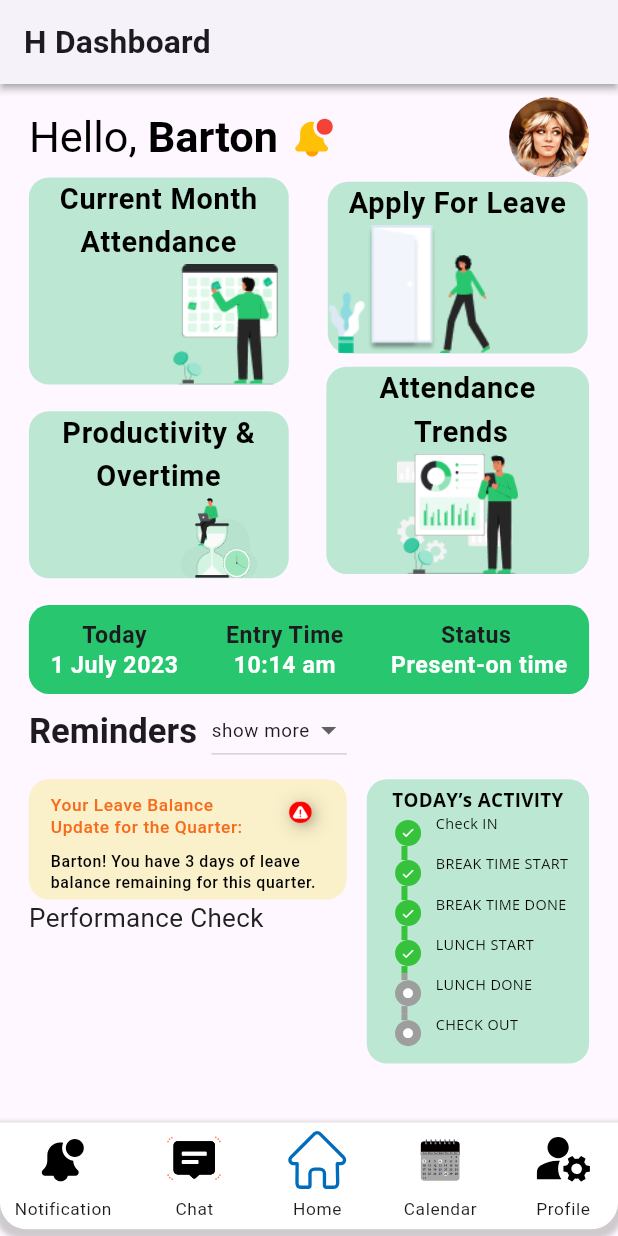
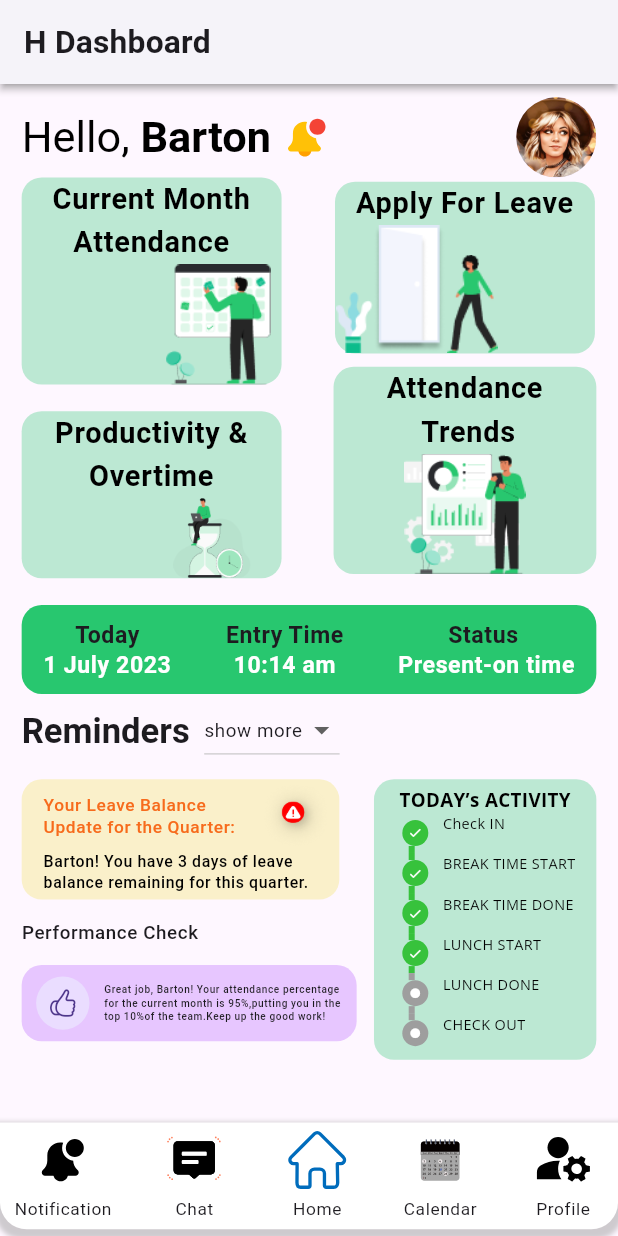
Before and after one commit to NasShihab/attendance, a Flutter app: the screen it shows after launch, on a phone screen of 412 x 824 dp. Run offline on Flutter 3.47's test engine with Material 2 defaults, Android fonts, the phone set to English and light mode, and no system bars; drawn by our look-alikes of timeline_tile; our stand-ins replace flutter_screenutil, go_router, google_fonts, lottie; project files that could hold a hidden picture were left out.

```diff
--- a/lib/core/go_router/go_rout_singleton.dart
+++ b/lib/core/go_router/go_rout_singleton.dart
@@ -1,7 +1,7 @@
 import 'package:attendance/screen/auth/login/login_waiting_page.dart';
 import 'package:attendance/screen/auth/sign_up/sign_up_confirmation.dart';
 import 'package:attendance/screen/auth/sign_up/sign_up_page.dart';
-import 'package:attendance/screen/dashboard/home/home_page.dart';
+import 'package:attendance/screen/dashboard/home/home_page/home_page.dart';
 import 'package:attendance/screen/on_boarding/splash_screen/welcome_page.dart';
 import 'package:attendance/screen/auth/login/login_page.dart';
 import 'package:attendance/screen/on_boarding/splash_screen/splash_screen.dart';
--- a/lib/core/go_router/routers.dart
+++ b/lib/core/go_router/routers.dart
@@ -1,7 +1,7 @@
 import 'package:attendance/core/go_router/go_rout_singleton.dart';
 import 'package:attendance/screen/auth/login/login_waiting_page.dart';
 import 'package:attendance/screen/auth/sign_up/sign_up_page.dart';
-import 'package:attendance/screen/dashboard/home/home_page.dart';
+import 'package:attendance/screen/dashboard/home/home_page/home_page.dart';
 import 'package:attendance/screen/on_boarding/splash_screen/welcome_page.dart';
 import 'package:attendance/screen/auth/login/login_page.dart';
 import 'package:flutter/material.dart';
--- a/lib/core/my_routes/my_routes.dart
+++ b/lib/core/my_routes/my_routes.dart
@@ -4,7 +4,7 @@ import 'package:attendance/screen/auth/login/login_waiting_page.dart';
 import 'package:attendance/screen/auth/sign_up/sign_up_confirmation.dart';
 import 'package:attendance/screen/auth/sign_up/sign_up_page.dart';
 import 'package:attendance/screen/dashboard/dashboard_page/dashboard.dart';
-import 'package:attendance/screen/dashboard/home/home_page.dart';
+import 'package:attendance/screen/dashboard/home/home_page/home_page.dart';
 import 'package:attendance/screen/on_boarding/splash_screen/welcome_page.dart';
 import 'package:flutter/material.dart';
 
--- a/lib/core/theme_data/theme_data.dart
+++ b/lib/core/theme_data/theme_data.dart
@@ -15,13 +15,6 @@ ThemeData lightThemeData() {
     focusColor: Colors.white,
 
     textTheme: TextTheme(
-      //display
-      displayLarge: TextStyle(
-          fontSize: 50.sp, fontWeight: FontWeight.bold, color: Colors.black),
-      displayMedium: TextStyle(
-          fontSize: 40.sp, fontWeight: FontWeight.bold, color: Colors.black),
-      displaySmall: TextStyle(
-          fontSize: 30.sp, fontWeight: FontWeight.bold, color: Colors.black),
       //body
       bodyLarge: TextStyle(fontSize: 20.sp),
       bodyMedium: TextStyle(fontSize: 18.sp, color: Colors.grey[900]),
@@ -30,6 +23,13 @@ ThemeData lightThemeData() {
       titleLarge: TextStyle(fontSize: 24.sp, fontWeight: FontWeight.bold),
       titleMedium: TextStyle(fontSize: 22.sp, fontWeight: FontWeight.bold),
       titleSmall: TextStyle(fontSize: 20.sp),
+      //display
+      displayLarge: TextStyle(
+          fontSize: 50.sp, fontWeight: FontWeight.bold, color: Colors.black),
+      displayMedium: TextStyle(
+          fontSize: 40.sp, fontWeight: FontWeight.bold, color: Colors.black),
+      displaySmall: TextStyle(
+          fontSize: 30.sp, fontWeight: FontWeight.bold, color: Colors.black),
     ),
     //
     iconTheme: IconThemeData(color: Colors.red, size: 24.sp),
@@ -78,12 +78,7 @@ ThemeData darkThemeData() => ThemeData(
       focusColor: Colors.black,
 
       textTheme: TextTheme(
-        displayLarge: TextStyle(
-            fontSize: 50.sp, fontWeight: FontWeight.bold, color: Colors.white),
-        displayMedium: TextStyle(
-            fontSize: 40.sp, fontWeight: FontWeight.bold, color: Colors.white),
-        displaySmall: TextStyle(
-            fontSize: 30.sp, fontWeight: FontWeight.bold, color: Colors.white),
+        //body
         bodyLarge: TextStyle(fontSize: 20.sp),
         bodyMedium: TextStyle(fontSize: 18.sp),
         bodySmall: TextStyle(fontSize: 16.sp),
@@ -91,6 +86,13 @@ ThemeData darkThemeData() => ThemeData(
         titleLarge: TextStyle(fontSize: 24.sp, fontWeight: FontWeight.bold),
         titleMedium: TextStyle(fontSize: 22.sp, fontWeight: FontWeight.bold),
         titleSmall: GoogleFonts.roboto(fontSize: 20.sp),
+        // display
+        displayLarge: TextStyle(
+            fontSize: 50.sp, fontWeight: FontWeight.bold, color: Colors.white),
+        displayMedium: TextStyle(
+            fontSize: 40.sp, fontWeight: FontWeight.bold, color: Colors.white),
+        displaySmall: TextStyle(
+            fontSize: 30.sp, fontWeight: FontWeight.bold, color: Colors.white),
       ),
       //
       iconTheme: IconThemeData(color: Colors.red, size: 24.sp),
--- a/lib/screen/dashboard/dashboard_page/dashboard.dart
+++ b/lib/screen/dashboard/dashboard_page/dashboard.dart
@@ -1,4 +1,4 @@
-import 'package:attendance/screen/dashboard/home/home_page.dart';
+import 'package:attendance/screen/dashboard/home/home_page/home_page.dart';
 import 'package:flutter/material.dart';
 import 'package:flutter_screenutil/flutter_screenutil.dart';
 import 'package:lottie/lottie.dart';
--- a/lib/screen/dashboard/home/card_widget/apply_for_leave.dart
+++ b/lib/screen/dashboard/home/home_page/card_widget/apply_for_leave.dart
@@ -1,8 +1,8 @@
 import 'package:flutter/material.dart';
 import 'package:flutter_screenutil/flutter_screenutil.dart';
-import '../../../../core/color/custom_colors.dart';
-import '../../../../core/image_asset/image_files.dart';
-import '../../../../core/theme_data/text_theme.dart';
+import '../../../../../core/color/custom_colors.dart';
+import '../../../../../core/image_asset/image_files.dart';
+import '../../../../../core/theme_data/text_theme.dart';
 
 class ApplyFoLeave extends StatelessWidget {
   const ApplyFoLeave({super.key});
--- a/lib/screen/dashboard/home/card_widget/attendance_trends.dart
+++ b/lib/screen/dashboard/home/home_page/card_widget/attendance_trends.dart
@@ -1,8 +1,8 @@
 import 'package:flutter/material.dart';
 import 'package:flutter_screenutil/flutter_screenutil.dart';
-import '../../../../core/color/custom_colors.dart';
-import '../../../../core/image_asset/image_files.dart';
-import '../../../../core/theme_data/text_theme.dart';
+import '../../../../../core/color/custom_colors.dart';
+import '../../../../../core/image_asset/image_files.dart';
+import '../../../../../core/theme_data/text_theme.dart';
 
 class AttendanceTrends extends StatelessWidget {
   const AttendanceTrends({super.key});
--- a/lib/screen/dashboard/home/card_widget/productivity_and_overtime.dart
+++ b/lib/screen/dashboard/home/home_page/card_widget/current_month_attendance.dart
@@ -1,24 +1,26 @@
 import 'package:flutter/material.dart';
 import 'package:flutter_screenutil/flutter_screenutil.dart';
-import '../../../../core/color/custom_colors.dart';
-import '../../../../core/image_asset/image_files.dart';
-import '../../../../core/theme_data/text_theme.dart';
+import '../../../../../core/color/custom_colors.dart';
+import '../../../../../core/image_asset/image_files.dart';
+import '../../../../../core/theme_data/text_theme.dart';
 
-class ProductivityAndOvertime extends StatelessWidget {
-  const ProductivityAndOvertime({super.key});
+class CurrentMonthAttendance extends StatelessWidget {
+  const CurrentMonthAttendance({super.key});
 
   @override
   Widget build(BuildContext context) {
     return Container(
-      // height: 132.h,
+      // height: 159.h,
       width: 180.w,
       decoration: BoxDecoration(
-          borderRadius: BorderRadius.circular(15.r), color: myTealAccent),
+        borderRadius: BorderRadius.circular(15.r),
+        color: myTealAccent,
+      ),
       child: IntrinsicHeight(
         child: Column(
           children: [
             Text(
-              'Productivity & Overtime',
+              'Current Month Attendance',
               style: bodyLarge(context)?.copyWith(
                 color: primeColorDark(context),
                 fontWeight: FontWeight.bold,
@@ -26,15 +28,16 @@ class ProductivityAndOvertime extends StatelessWidget {
               textAlign: TextAlign.center,
             ),
             Row(
+              mainAxisSize: MainAxisSize.min,
               children: [
                 const Spacer(),
                 Image.asset(
-                  ImageCore().overtime,
-                  height: 60.h,
-                  width: 96.w,
+                  ImageCore().currentMonthAttendance,
+                  height: 90.h,
+                  width: 90.w,
                 ),
               ],
-            ),
+            )
           ],
         ),
       ),
--- a/lib/screen/dashboard/home/card_widget/current_month_attendance.dart
+++ b/lib/screen/dashboard/home/home_page/card_widget/productivity_and_overtime.dart
@@ -1,26 +1,24 @@
 import 'package:flutter/material.dart';
 import 'package:flutter_screenutil/flutter_screenutil.dart';
-import '../../../../core/color/custom_colors.dart';
-import '../../../../core/image_asset/image_files.dart';
-import '../../../../core/theme_data/text_theme.dart';
+import '../../../../../core/color/custom_colors.dart';
+import '../../../../../core/image_asset/image_files.dart';
+import '../../../../../core/theme_data/text_theme.dart';
 
-class CurrentMonthAttendance extends StatelessWidget {
-  const CurrentMonthAttendance({super.key});
+class ProductivityAndOvertime extends StatelessWidget {
+  const ProductivityAndOvertime({super.key});
 
   @override
   Widget build(BuildContext context) {
     return Container(
-      // height: 159.h,
+      // height: 132.h,
       width: 180.w,
       decoration: BoxDecoration(
-        borderRadius: BorderRadius.circular(15.r),
-        color: myTealAccent,
-      ),
+          borderRadius: BorderRadius.circular(15.r), color: myTealAccent),
       child: IntrinsicHeight(
         child: Column(
           children: [
             Text(
-              'Current Month Attendance',
+              'Productivity & Overtime',
               style: bodyLarge(context)?.copyWith(
                 color: primeColorDark(context),
                 fontWeight: FontWeight.bold,
@@ -28,16 +26,15 @@ class CurrentMonthAttendance extends StatelessWidget {
               textAlign: TextAlign.center,
             ),
             Row(
-              mainAxisSize: MainAxisSize.min,
               children: [
                 const Spacer(),
                 Image.asset(
-                  ImageCore().currentMonthAttendance,
-                  height: 90.h,
-                  width: 90.w,
+                  ImageCore().overtime,
+                  height: 60.h,
+                  width: 96.w,
                 ),
               ],
-            )
+            ),
           ],
         ),
       ),
--- a/lib/screen/dashboard/home/home_page.dart
+++ b/lib/screen/dashboard/home/home_page/home_page.dart
@@ -2,12 +2,12 @@ import 'package:attendance/core/color/custom_colors.dart';
 import 'package:attendance/core/height_weight_spacing.dart';
 import 'package:attendance/core/image_asset/image_files.dart';
 import 'package:attendance/core/theme_data/text_theme.dart';
-import 'package:attendance/screen/dashboard/home/card_widget/apply_for_leave.dart';
-import 'package:attendance/screen/dashboard/home/card_widget/attendance_trends.dart';
-import 'package:attendance/screen/dashboard/home/card_widget/current_month_attendance.dart';
-import 'package:attendance/screen/dashboard/home/card_widget/productivity_and_overtime.dart';
-import 'package:attendance/screen/dashboard/home/widget/reminders/reminders_bar.dart';
-import 'package:attendance/screen/dashboard/home/widget/time_and_status_bar/time_and_status_bar.dart';
+import 'package:attendance/screen/dashboard/home/home_page/card_widget/apply_for_leave.dart';
+import 'package:attendance/screen/dashboard/home/home_page/card_widget/attendance_trends.dart';
+import 'package:attendance/screen/dashboard/home/home_page/card_widget/current_month_attendance.dart';
+import 'package:attendance/screen/dashboard/home/home_page/card_widget/productivity_and_overtime.dart';
+import 'package:attendance/screen/dashboard/home/home_page/widget/reminders/reminders_bar.dart';
+import 'package:attendance/screen/dashboard/home/home_page/widget/time_and_status_bar/time_and_status_bar.dart';
 import 'package:flutter/material.dart';
 import 'package:flutter_screenutil/flutter_screenutil.dart';
 import 'package:google_fonts/google_fonts.dart';
@@ -31,7 +31,7 @@ class HomePage extends StatelessWidget {
       body: SafeArea(
         child: Padding(
           padding: EdgeInsets.symmetric(
-            horizontal: 20.w,
+            horizontal: 15.w,
           ),
           child: ListView(
             children: [
--- a/lib/screen/dashboard/home/widget/reminders/reminders_bar.dart
+++ b/lib/screen/dashboard/home/home_page/widget/reminders/reminders_bar.dart
@@ -1,10 +1,11 @@
+import 'package:flutter/cupertino.dart';
 import 'package:flutter/material.dart';
 import 'package:flutter_screenutil/flutter_screenutil.dart';
 
-import '../../../../../core/color/custom_colors.dart';
-import '../../../../../core/height_weight_spacing.dart';
-import '../../../../../core/image_asset/image_files.dart';
-import '../../../../../core/theme_data/text_theme.dart';
+import '../../../../../../core/color/custom_colors.dart';
+import '../../../../../../core/height_weight_spacing.dart';
+import '../../../../../../core/image_asset/image_files.dart';
+import '../../../../../../core/theme_data/text_theme.dart';
 import '../timeline_tile/timeline_tile.dart';
 
 class ReminderBar extends StatelessWidget {
@@ -98,7 +99,42 @@ class ReminderBar extends StatelessWidget {
                     ),
                   ),
                 ),
-                Text('Performance Check', style: bodyMedium(context),)
+                height15(),
+                Text(
+                  'Performance Check',
+                  style: bodySmall(context)
+                      ?.copyWith(fontSize: 13.sp, fontWeight: FontWeight.w500),
+                ),
+                height15(),
+                Container(
+                  height: 57.h,
+                  width: 232.w,
+                  padding: EdgeInsets.symmetric(horizontal: 10.w
+                  ),
+                  decoration: BoxDecoration(
+                      color: const Color(
+                        0xffe7c6ff,
+                      ),
+                      borderRadius: BorderRadius.circular(15.r)),
+                  child: Row(
+                    children: [
+                      CircleAvatar(
+                        radius: 20.r,
+                        child: Icon(CupertinoIcons.hand_thumbsup, size: 20.sp,),
+                      ),
+                      width10(),
+                      Expanded(
+                        child: Text(
+                          "Great job, Barton! Your attendance percentage for the current month is "
+                          "95%,putting you in the top 10%of the team.Keep up the good work!",
+                          style: bodySmall(context)?.copyWith(fontSize: 7.sp, fontWeight: FontWeight.w500),
+                          maxLines: 3,
+                          overflow: TextOverflow.ellipsis,
+                        ),
+                      ),
+                    ],
+                  ),
+                )
               ],
             ),
             const Spacer(),
--- a/lib/screen/dashboard/home/widget/time_and_status_bar/time_and_status_bar.dart
+++ b/lib/screen/dashboard/home/home_page/widget/time_and_status_bar/time_and_status_bar.dart
@@ -1,8 +1,8 @@
 import 'package:flutter/material.dart';
 import 'package:flutter_screenutil/flutter_screenutil.dart';
 
-import '../../../../../core/color/custom_colors.dart';
-import '../../../../../core/theme_data/text_theme.dart';
+import '../../../../../../core/color/custom_colors.dart';
+import '../../../../../../core/theme_data/text_theme.dart';
 
 class TimeAndStatusBar extends StatelessWidget {
   const TimeAndStatusBar({super.key});
--- a/lib/screen/dashboard/home/widget/timeline_tile/timeline_tile.dart
+++ b/lib/screen/dashboard/home/home_page/widget/timeline_tile/timeline_tile.dart
@@ -2,8 +2,7 @@ import 'package:flutter/material.dart';
 import 'package:flutter_screenutil/flutter_screenutil.dart';
 import 'package:google_fonts/google_fonts.dart';
 import 'package:timeline_tile/timeline_tile.dart';
-
-import '../../../../../core/color/custom_colors.dart';
+import '../../../../../../core/color/custom_colors.dart';
 import '../../home_page.dart';
 
 class MyTimeLineTile extends StatelessWidget {
@@ -12,7 +11,7 @@ class MyTimeLineTile extends StatelessWidget {
   @override
   Widget build(BuildContext context) {
     return Container(
-      height: 213.h,
+      // height: 213.h,
       width: 154.w,
       padding: EdgeInsets.all(5.r),
       decoration: BoxDecoration(
@@ -20,6 +19,7 @@ class MyTimeLineTile extends StatelessWidget {
             0xffBCE8D3,
           ),
           borderRadius: BorderRadius.circular(15.r)),
+      child: IntrinsicHeight(
         child: Column(
           mainAxisAlignment: MainAxisAlignment.start,
           children: [
@@ -76,6 +76,7 @@ class MyTimeLineTile extends StatelessWidget {
             ),
           ],
         ),
+      ),
     );
   }
 }
```
Lines whose indentation alone changed are shown as unchanged.
